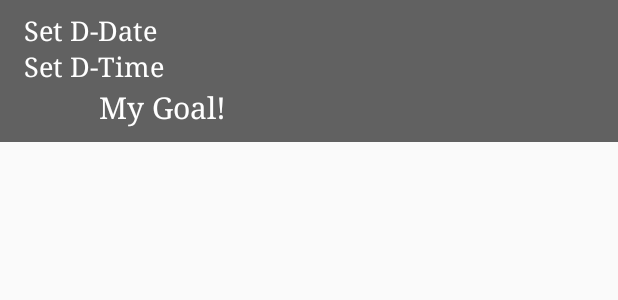
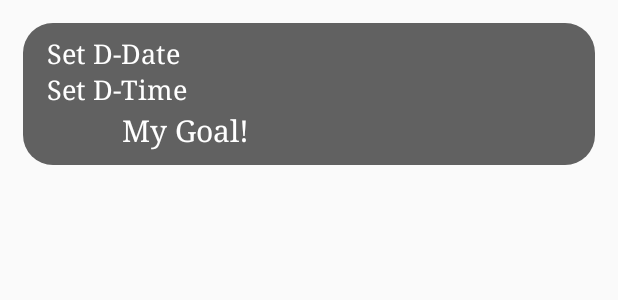
Before and after one commit to cvam77/Reminder, an Android app: the layout each_goal_layout.xml on its own in the app's theme, with its tools: preview values and no code run, on a phone screen of 412 x 824 dp. Shown: the top 300 px of the screen. Run offline under Robolectric (Android 15) with nearby library versions, the phone set to English and light mode, and no system bars.

Commit message:
16th Sep

```diff
--- /dev/null
+++ b/app/src/main/res/drawable/round_corners.xml
@@ -0,0 +1,5 @@
+<?xml version="1.0" encoding="utf-8"?>
+<shape xmlns:android="http://schemas.android.com/apk/res/android">
+    <corners android:radius="20dp" />
+    <solid android:color="#616161" />
+</shape>
--- a/app/src/main/res/layout/each_goal_layout.xml
+++ b/app/src/main/res/layout/each_goal_layout.xml
@@ -9,7 +9,8 @@
     android:paddingLeft="16dp"
     android:paddingRight="16dp"
     android:paddingTop="8dp"
-    android:background="#616161"
+    android:background="@drawable/round_corners"
+    android:layout_margin="15dp"
     >
 
     <TextView
--- a/app/src/main/res/values/colors.xml
+++ b/app/src/main/res/values/colors.xml
@@ -4,4 +4,5 @@
     <color name="colorPrimaryDark">#424242</color>
     <color name="colorAccent">#344955</color>
     <color name="accent">#9E9E9E</color>
+
 </resources>
```
Also changed, not shown: app/src/main/java/com/example/reminder/GoalAdapter.java (+0 -11 lines).
